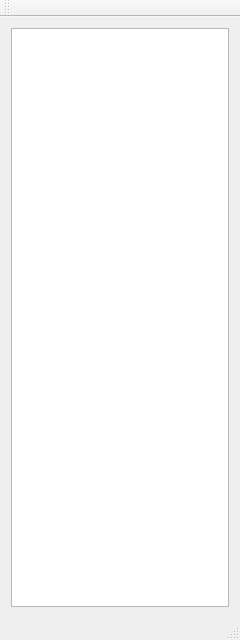
This is src/mainwindow.ui in ayanko/qammer as Qt 5 draws it before an edit. The edited form follows.
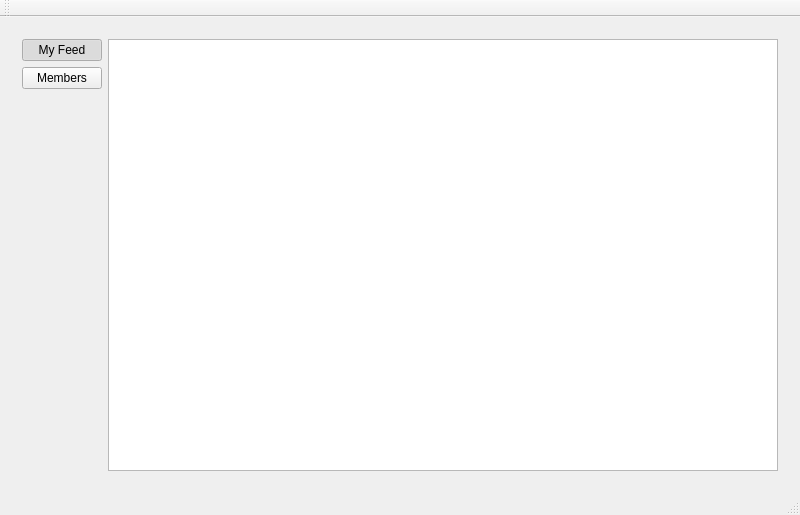
This is the edited form. Icons and pictures are not drawn.

```diff
--- a/src/mainwindow.ui
+++ b/src/mainwindow.ui
@@ -6,10 +6,22 @@
    <rect>
     <x>0</x>
     <y>0</y>
-    <width>240</width>
-    <height>640</height>
+    <width>800</width>
+    <height>515</height>
    </rect>
   </property>
+  <property name="sizePolicy">
+   <sizepolicy hsizetype="Preferred" vsizetype="Preferred">
+    <horstretch>0</horstretch>
+    <verstretch>0</verstretch>
+   </sizepolicy>
+  </property>
+  <property name="maximumSize">
+   <size>
+    <width>16777215</width>
+    <height>16777215</height>
+   </size>
+  </property>
   <property name="windowTitle">
    <string>Qammer</string>
   </property>
@@ -21,9 +33,70 @@
    <string>Yammer client</string>
   </property>
   <widget class="QWidget" name="centralWidget">
-   <layout class="QGridLayout" name="gridLayout">
-    <item row="0" column="0">
-     <widget class="QListWidget" name="listWidget"/>
+   <layout class="QGridLayout" name="gridLayout_2">
+    <item row="0" column="1">
+     <widget class="QStackedWidget" name="stackedWidget">
+      <property name="currentIndex">
+       <number>0</number>
+      </property>
+      <widget class="QWidget" name="page1">
+       <layout class="QGridLayout" name="gridLayout">
+        <item row="0" column="1">
+         <widget class="QListWidget" name="listWidgetMessages">
+          <property name="minimumSize">
+           <size>
+            <width>500</width>
+            <height>0</height>
+           </size>
+          </property>
+         </widget>
+        </item>
+        <item row="0" column="0">
+         <layout class="QVBoxLayout" name="verticalLayout1">
+          <property name="sizeConstraint">
+           <enum>QLayout::SetDefaultConstraint</enum>
+          </property>
+          <item>
+           <widget class="QPushButton" name="pushButton">
+            <property name="text">
+             <string>My Feed</string>
+            </property>
+            <property name="checkable">
+             <bool>true</bool>
+            </property>
+            <property name="checked">
+             <bool>true</bool>
+            </property>
+           </widget>
+          </item>
+          <item>
+           <widget class="QPushButton" name="pushButton_2">
+            <property name="text">
+             <string>Members</string>
+            </property>
+            <property name="checkable">
+             <bool>true</bool>
+            </property>
+           </widget>
+          </item>
+          <item>
+           <spacer name="verticalSpacer_2">
+            <property name="orientation">
+             <enum>Qt::Vertical</enum>
+            </property>
+            <property name="sizeHint" stdset="0">
+             <size>
+              <width>20</width>
+              <height>40</height>
+             </size>
+            </property>
+           </spacer>
+          </item>
+         </layout>
+        </item>
+       </layout>
+      </widget>
+     </widget>
     </item>
    </layout>
   </widget>
```
Left out of the diff: 6 changed lines with no effect on the pictures.
